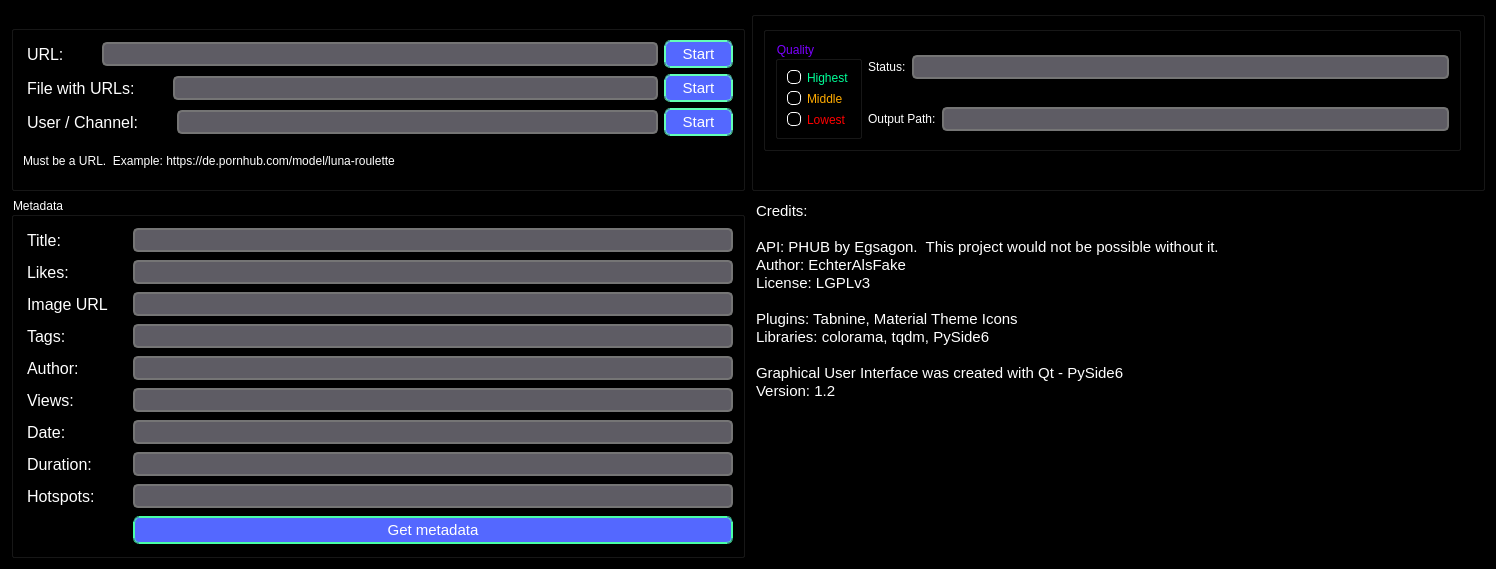
This is form.ui in EchterAlsFake/Porn_Fetch as Qt 5 draws it before an edit. The edited form follows.
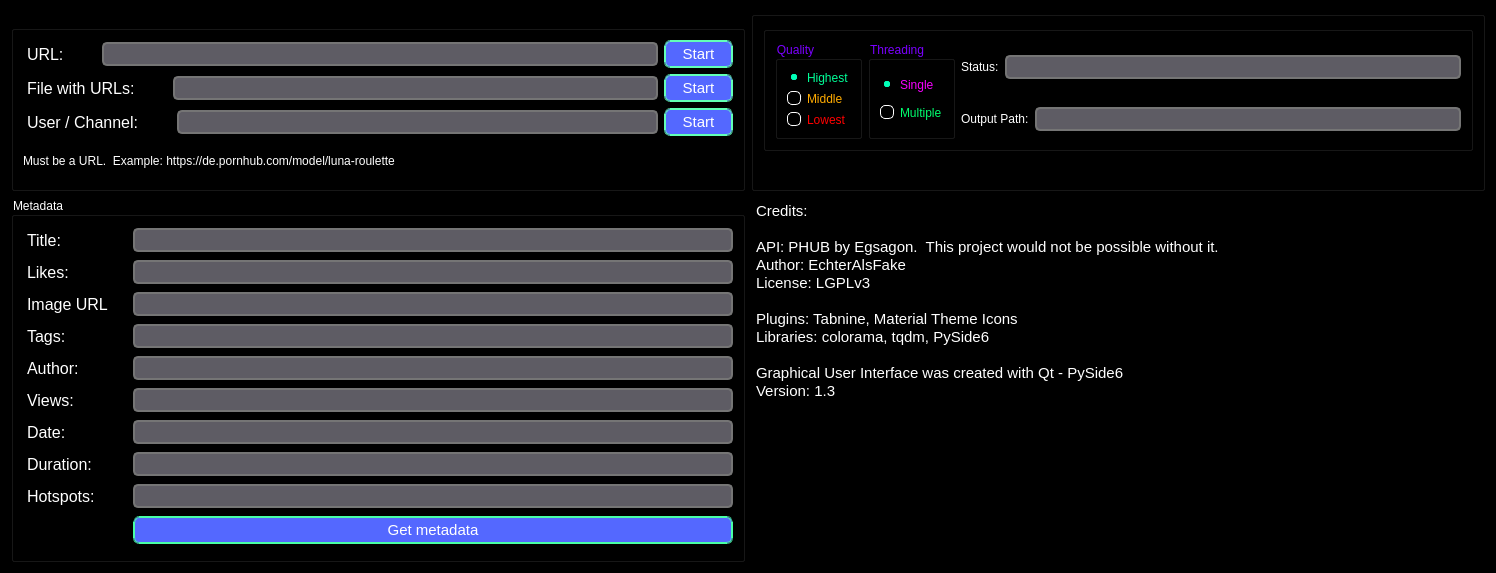
This is the edited form.

Patch:
```diff
--- a/form.ui
+++ b/form.ui
@@ -7,7 +7,7 @@
     <x>0</x>
     <y>0</y>
     <width>1496</width>
-    <height>569</height>
+    <height>573</height>
    </rect>
   </property>
   <property name="windowTitle">
@@ -325,7 +325,7 @@
 &lt;p style=&quot; margin-top:0px; margin-bottom:0px; margin-left:0px; margin-right:0px; -qt-block-indent:0; text-indent:0px;&quot;&gt;&lt;span style=&quot; color:#ffffff;&quot;&gt;Libraries: colorama, tqdm, PySide6&lt;/span&gt;&lt;/p&gt;
 &lt;p style=&quot;-qt-paragraph-type:empty; margin-top:0px; margin-bottom:0px; margin-left:0px; margin-right:0px; -qt-block-indent:0; text-indent:0px; color:#ffffff;&quot;&gt;&lt;br /&gt;&lt;/p&gt;
 &lt;p style=&quot; margin-top:0px; margin-bottom:0px; margin-left:0px; margin-right:0px; -qt-block-indent:0; text-indent:0px;&quot;&gt;&lt;span style=&quot; color:#ffffff;&quot;&gt;Graphical User Interface was created with Qt - PySide6&lt;/span&gt;&lt;/p&gt;
-&lt;p style=&quot; margin-top:0px; margin-bottom:0px; margin-left:0px; margin-right:0px; -qt-block-indent:0; text-indent:0px;&quot;&gt;&lt;span style=&quot; color:#ffffff;&quot;&gt;Version: 1.2&lt;/span&gt;&lt;/p&gt;&lt;/body&gt;&lt;/html&gt;</string>
+&lt;p style=&quot; margin-top:0px; margin-bottom:0px; margin-left:0px; margin-right:0px; -qt-block-indent:0; text-indent:0px;&quot;&gt;&lt;span style=&quot; color:#ffffff;&quot;&gt;Version: 1.3&lt;/span&gt;&lt;/p&gt;&lt;/body&gt;&lt;/html&gt;</string>
      </property>
     </widget>
    </item>
@@ -873,23 +873,13 @@
      <property name="title">
       <string/>
      </property>
-     <layout class="QGridLayout" name="gridLayout_4">
-      <item row="0" column="1">
+     <layout class="QGridLayout" name="gridLayout_2">
+      <item row="0" column="0">
        <widget class="QGroupBox" name="groupbox_useless">
         <property name="title">
          <string/>
         </property>
-        <layout class="QGridLayout" name="gridLayout_2">
-         <item row="0" column="1">
-          <widget class="QLabel" name="label_status">
-           <property name="styleSheet">
-            <string notr="true">color: white;</string>
-           </property>
-           <property name="text">
-            <string>Status:</string>
-           </property>
-          </widget>
-         </item>
+        <layout class="QGridLayout" name="gridLayout_6">
          <item row="0" column="0" rowspan="2">
           <widget class="QGroupBox" name="groupbox_quality">
            <property name="styleSheet">
@@ -927,6 +917,9 @@
               <property name="text">
                <string>Highest</string>
               </property>
+              <property name="checked">
+               <bool>true</bool>
+              </property>
              </widget>
             </item>
             <item row="1" column="0">
@@ -993,7 +986,92 @@
            </layout>
           </widget>
          </item>
+         <item row="0" column="1" rowspan="2">
+          <widget class="QGroupBox" name="groupbox_threading">
+           <property name="styleSheet">
+            <string notr="true">color: rgb(122, 0, 255)</string>
+           </property>
+           <property name="title">
+            <string>Threading</string>
+           </property>
+           <layout class="QGridLayout" name="gridLayout_4">
+            <item row="1" column="0">
+             <widget class="QRadioButton" name="radio_threading_multiple">
+              <property name="cursor">
+               <cursorShape>PointingHandCursor</cursorShape>
+              </property>
+              <property name="styleSheet">
+               <string notr="true">QRadioButton {
+	color: rgb(0, 255, 110);}
+
+
+QRadioButton::indicator::unchecked {
+	border: 1px solid white;
+	border-radius: 5px;
+}
+
+
+QRadioButton::indicator:checked {
+    border : 4px solid;
+	border-color: black;
+	border-radius: 6px;
+	background-color: rgb(0, 255, 183);
+
+}
+
+</string>
+              </property>
+              <property name="text">
+               <string>Multiple</string>
+              </property>
+             </widget>
+            </item>
+            <item row="0" column="0">
+             <widget class="QRadioButton" name="radio_threading_single">
+              <property name="cursor">
+               <cursorShape>PointingHandCursor</cursorShape>
+              </property>
+              <property name="styleSheet">
+               <string notr="true">QRadioButton {
+	color: rgb(246, 0, 255);}
+
+QRadioButton::indicator::unchecked {
+	border: 1px solid white;
+	border-radius: 5px;
+}
+
+
+QRadioButton::indicator:checked {
+    border : 4px solid;
+	border-color: black;
+	border-radius: 6px;
+	background-color: rgb(0, 255, 183);
+
+}
+</string>
+              </property>
+              <property name="text">
+               <string>Single</string>
+              </property>
+              <property name="checked">
+               <bool>true</bool>
+              </property>
+             </widget>
+            </item>
+           </layout>
+          </widget>
+         </item>
          <item row="0" column="2">
+          <widget class="QLabel" name="label_status">
+           <property name="styleSheet">
+            <string notr="true">color: white;</string>
+           </property>
+           <property name="text">
+            <string>Status:</string>
+           </property>
+          </widget>
+         </item>
+         <item row="0" column="3">
           <widget class="QLineEdit" name="lineedit_status">
            <property name="styleSheet">
             <string notr="true">QLineEdit {
@@ -1021,7 +1099,7 @@
            </property>
           </widget>
          </item>
-         <item row="1" column="1" colspan="2">
+         <item row="1" column="2" colspan="2">
           <layout class="QHBoxLayout" name="horizontalLayout_3">
            <item>
             <widget class="QLabel" name="label_output">
@@ -1063,7 +1141,7 @@
         </layout>
        </widget>
       </item>
-      <item row="1" column="1" colspan="3">
+      <item row="1" column="0">
        <widget class="QProgressBar" name="progressbar_download">
         <property name="styleSheet">
          <string notr="true">QProgressBar {
```
